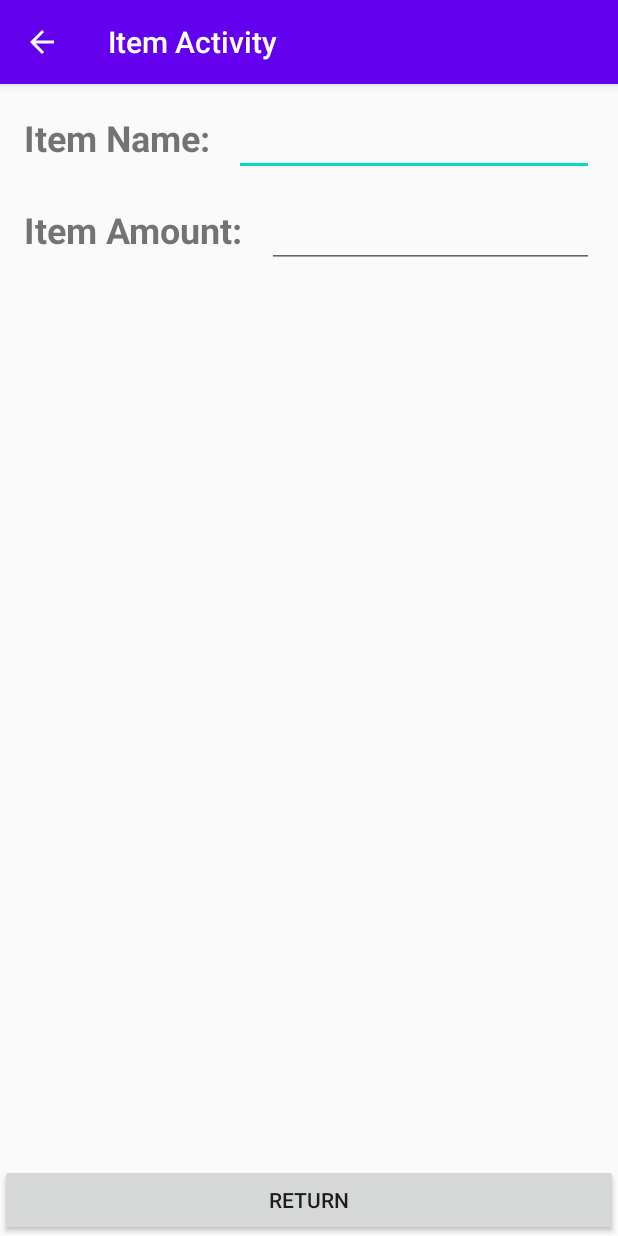
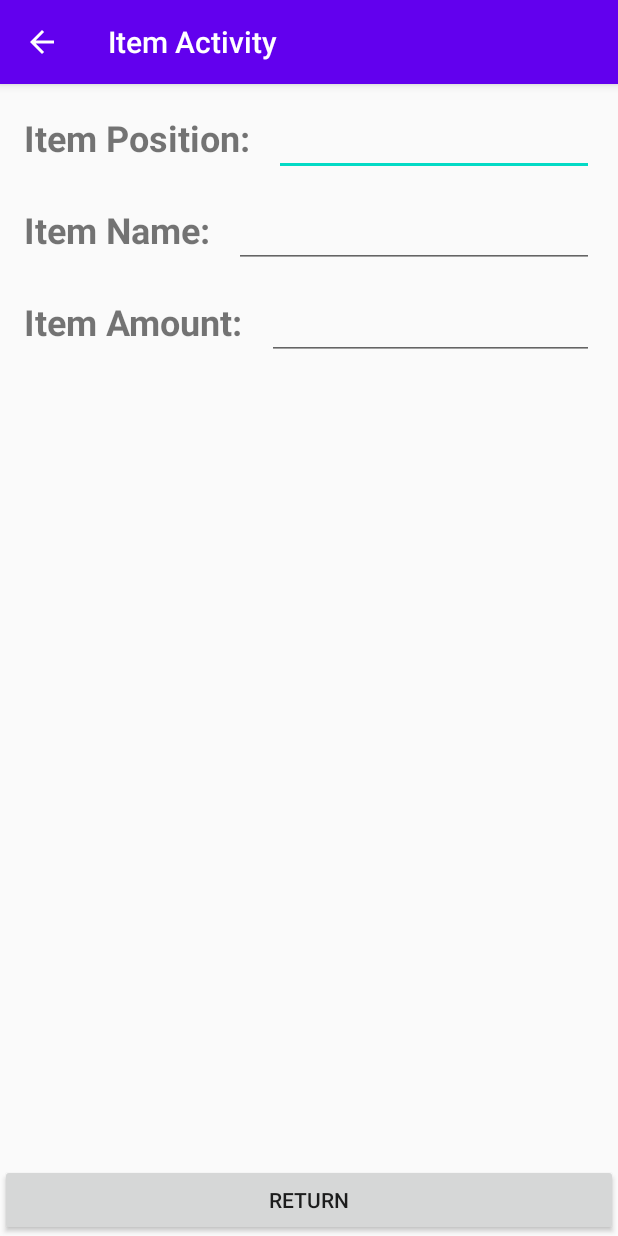
Before and after one commit to ThomasKramp/Smart-Backpack, an Android app: the ItemActivity screen opened directly, with no data from a screen before it, on a phone screen of 412 x 824 dp. Run offline under Robolectric (Android 15) with nearby library versions, the phone set to English and light mode, and no system bars.

Commit message:
Add Index Input

```diff
--- a/SmartBackpack/app/src/main/java/com/example/smartbackpack/List/ItemActivity.java
+++ b/SmartBackpack/app/src/main/java/com/example/smartbackpack/List/ItemActivity.java
@@ -10,11 +10,13 @@ import android.widget.EditText;
 import com.example.smartbackpack.R;
 
 public class ItemActivity extends AppCompatActivity {
+    public static final String Index = "Index";
     public static final String Name = "Name";
     public static final String Amount = "Amount";
     public static final String IntentType = "IntentType";
 
     String type = "";
+    EditText mIndexInput;
     EditText mNameInput;
     EditText mAmountInput;
 
@@ -22,6 +24,7 @@ public class ItemActivity extends AppCompatActivity {
     protected void onCreate(Bundle savedInstanceState) {
         super.onCreate(savedInstanceState);
         setContentView(R.layout.activity_item);
+        mIndexInput = findViewById(R.id.position_input);
         mNameInput = findViewById(R.id.name_input);
         mAmountInput = findViewById(R.id.amount_input);
         type = getIntent().getStringExtra(IntentType);
@@ -30,6 +33,7 @@ public class ItemActivity extends AppCompatActivity {
     public void returnReply(View view) {
         Intent replyIntent = new Intent();
         replyIntent.putExtra(IntentType, type);
+        replyIntent.putExtra(Index, Integer.parseInt(mIndexInput.getText().toString()));
         replyIntent.putExtra(Name, mNameInput.getText().toString());
         replyIntent.putExtra(Amount, Integer.parseInt(mAmountInput.getText().toString()));
         setResult(RESULT_OK, replyIntent);
--- a/SmartBackpack/app/src/main/res/layout/activity_item.xml
+++ b/SmartBackpack/app/src/main/res/layout/activity_item.xml
@@ -5,6 +5,29 @@
     android:layout_width="match_parent"
     android:layout_height="match_parent"
     tools:context=".List.ItemActivity">
+
+    <TextView
+        android:id="@+id/position_text"
+        android:layout_width="wrap_content"
+        android:layout_height="wrap_content"
+        android:layout_marginStart="16dp"
+        android:layout_marginLeft="16dp"
+        android:text="Item Position:"
+        android:textSize="24dp"
+        android:textStyle="bold"
+        app:layout_constraintBaseline_toBaselineOf="@+id/position_input"
+        app:layout_constraintStart_toStartOf="parent" />
+
+    <!--Index Item-->
+    <EditText
+        android:id="@+id/position_input"
+        android:layout_width="0dp"
+        android:layout_height="wrap_content"
+        android:layout_margin="16dp"
+        android:inputType="numberDecimal"
+        app:layout_constraintEnd_toEndOf="parent"
+        app:layout_constraintStart_toEndOf="@+id/position_text"
+        app:layout_constraintTop_toTopOf="parent" />
 
     <TextView
         android:id="@+id/name_text"
@@ -18,6 +41,7 @@
         app:layout_constraintBaseline_toBaselineOf="@+id/name_input"
         app:layout_constraintStart_toStartOf="parent" />
 
+    <!--Name Item-->
     <EditText
         android:id="@+id/name_input"
         android:layout_width="0dp"
@@ -25,7 +49,7 @@
         android:layout_margin="16dp"
         app:layout_constraintEnd_toEndOf="parent"
         app:layout_constraintStart_toEndOf="@+id/name_text"
-        app:layout_constraintTop_toTopOf="parent" />
+        app:layout_constraintTop_toBottomOf="@+id/position_input" />
 
     <TextView
         android:id="@+id/amount_text"
@@ -39,6 +63,7 @@
         app:layout_constraintBaseline_toBaselineOf="@+id/amount_input"
         app:layout_constraintStart_toStartOf="parent" />
 
+    <!--Amount Item-->
     <EditText
         android:id="@+id/amount_input"
         android:layout_width="0dp"
```
Also changed, not shown: SmartBackpack/app/src/main/java/com/example/smartbackpack/ListActivity.java (+20 -6 lines).
